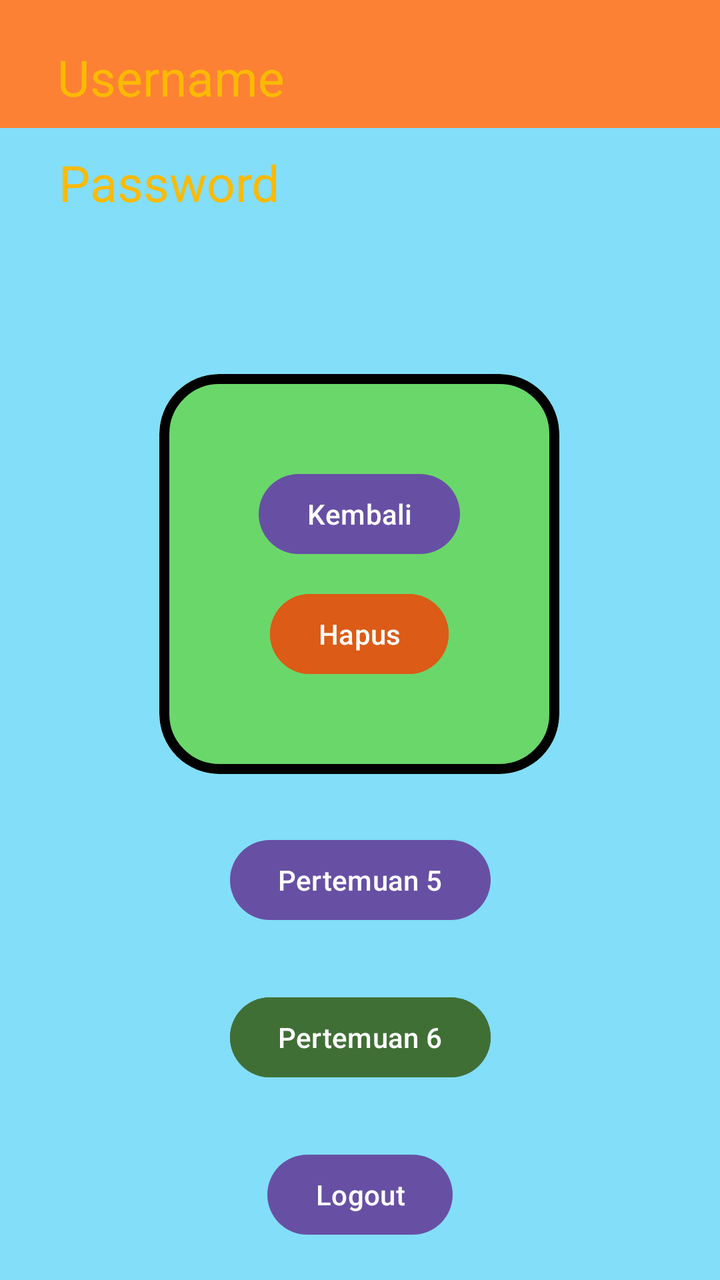
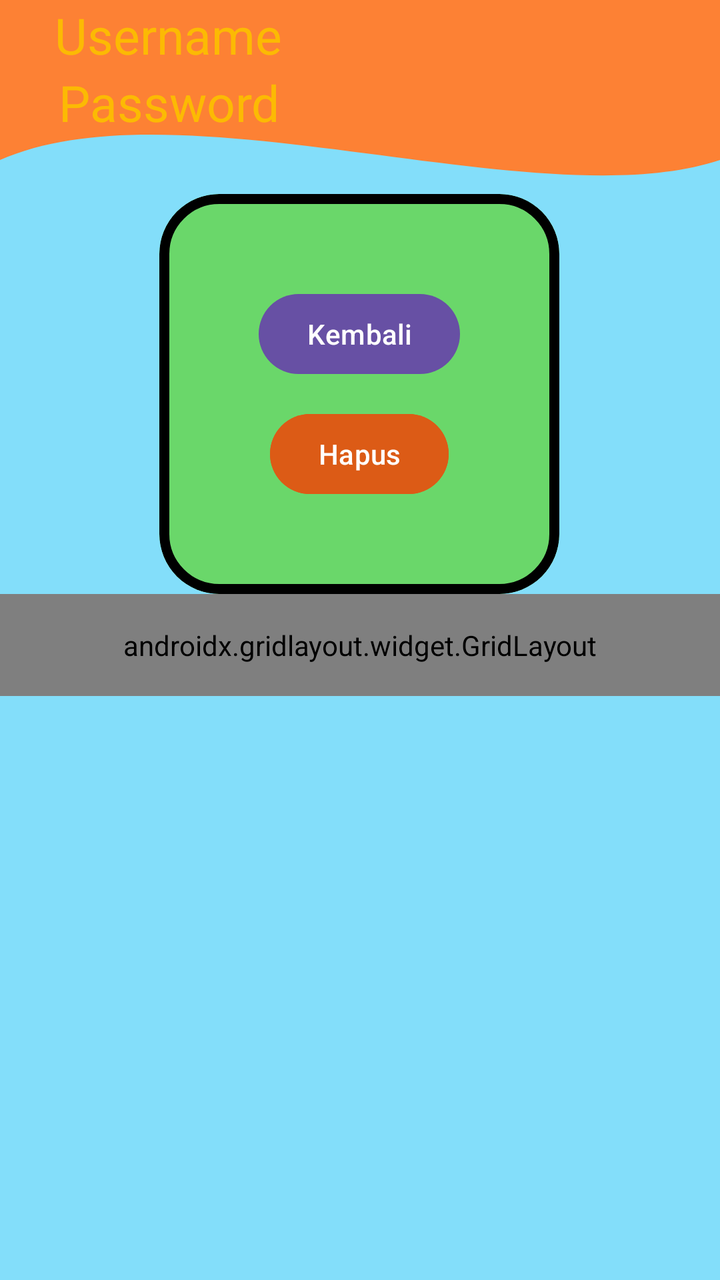

Screens rendered from an Android XML layout before and after an edit, with the pre-edit source and the edit as a unified diff.
<!-- AndroidManifest.xml: application theme Theme.GedeAbhita -->
<!-- res/layout/fragment_home.xml -->
<?xml version="1.0" encoding="utf-8"?>
<androidx.constraintlayout.widget.ConstraintLayout xmlns:android="http://schemas.android.com/apk/res/android"
    xmlns:tools="http://schemas.android.com/tools"
    xmlns:app="http://schemas.android.com/apk/res-auto"
    android:layout_width="match_parent"
    android:layout_height="match_parent"
    android:background="#83DEFA"
    tools:context="com.example.Home.HomeFragment">

    <androidx.appcompat.widget.Toolbar
        android:id="@+id/toolbar"
        android:layout_width="match_parent"
        android:layout_height="?attr/actionBarSize"
        android:background="#FD8134"
        app:layout_anchorGravity="center"
        app:layout_constraintBottom_toBottomOf="parent"
        app:layout_constraintTop_toTopOf="parent"
        app:layout_constraintVertical_bias="0.0"
        app:subtitleTextColor="@android:color/white"
        app:titleTextColor="@android:color/white"
       />

    <TextView
        android:id="@+id/txtUsername"
        android:layout_width="wrap_content"
        android:layout_height="wrap_content"
        android:text="Username"
        android:textSize="25sp"
        android:textColor="@color/kuning"
        app:layout_constraintBottom_toTopOf="@+id/txtPassword"
        app:layout_constraintEnd_toEndOf="parent"
        app:layout_constraintHorizontal_bias="0.117"
        app:layout_constraintStart_toStartOf="parent"
        app:layout_constraintTop_toTopOf="parent"
        app:layout_constraintVertical_bias="0.531" />


    <TextView
        android:id="@+id/txtPassword"
        android:layout_width="wrap_content"
        android:layout_height="wrap_content"
        android:layout_marginBottom="532dp"
        android:text="Password"
        android:textSize="25sp"
        android:textColor="@color/kuning"
        app:layout_constraintBottom_toBottomOf="parent"
        app:layout_constraintEnd_toEndOf="parent"
        app:layout_constraintHorizontal_bias="0.117"
        app:layout_constraintStart_toStartOf="parent" />

    <com.google.android.material.card.MaterialCardView
        android:id="@+id/materialCardView"
        android:layout_width="200dp"
        android:layout_height="200dp"
        android:elevation="1dp"
        app:cardBackgroundColor="#6AD76A"
        app:cardCornerRadius="30dp"
        app:layout_constraintBottom_toBottomOf="parent"
        app:layout_constraintEnd_toEndOf="parent"
        app:layout_constraintHorizontal_bias="0.497"
        app:layout_constraintStart_toStartOf="parent"
        app:layout_constraintTop_toBottomOf="@+id/txtPassword"
        app:layout_constraintVertical_bias="0.238"
        app:strokeColor="@color/black"
        app:strokeWidth="5dp">

        <androidx.constraintlayout.widget.ConstraintLayout
            android:layout_width="match_parent"
            android:layout_height="match_parent"
            android:layout_margin="10dp">

            <Button
                android:id="@+id/btnSnackBar"
                android:layout_width="wrap_content"
                android:layout_height="wrap_content"
                android:layout_marginTop="36dp"
                android:text="Kembali"
                app:layout_constraintEnd_toEndOf="parent"
                app:layout_constraintStart_toStartOf="parent"
                app:layout_constraintTop_toTopOf="parent" />

            <Button
                android:id="@+id/btnAlert"
                android:layout_width="wrap_content"
                android:layout_height="wrap_content"
                android:layout_marginBottom="36dp"
                android:backgroundTint="#DC5B16"
                android:text="Hapus"
                app:layout_constraintBottom_toBottomOf="parent"
                app:layout_constraintEnd_toEndOf="parent"
                app:layout_constraintStart_toStartOf="parent"
                app:layout_constraintTop_toBottomOf="@+id/btnSnackBar"
                app:layout_constraintVertical_bias="1.0" />


        </androidx.constraintlayout.widget.ConstraintLayout>


    </com.google.android.material.card.MaterialCardView>

    <Button
        android:id="@+id/btnlima"
        android:layout_width="wrap_content"
        android:layout_height="wrap_content"
        android:text="Pertemuan 5"
        app:layout_constraintBottom_toBottomOf="parent"
        app:layout_constraintEnd_toEndOf="parent"
        app:layout_constraintStart_toStartOf="parent"
        app:layout_constraintTop_toBottomOf="@+id/materialCardView"
        app:layout_constraintVertical_bias="0.141" />

    <Button
        android:id="@+id/btnLogout"
        android:layout_width="wrap_content"
        android:layout_height="wrap_content"
        android:text="Logout"
        app:layout_constraintBottom_toBottomOf="parent"
        app:layout_constraintEnd_toEndOf="parent"
        app:layout_constraintStart_toStartOf="parent"
        app:layout_constraintTop_toBottomOf="@+id/btnlima"
        app:layout_constraintVertical_bias="0.854" />

    <Button
        android:id="@+id/btnEnam"
        android:layout_width="wrap_content"
        android:layout_height="wrap_content"
        android:text="Pertemuan 6"
        android:backgroundTint="#406F36"
        app:layout_constraintBottom_toTopOf="@+id/btnLogout"
        app:layout_constraintEnd_toEndOf="parent"
        app:layout_constraintStart_toStartOf="parent"
        app:layout_constraintTop_toBottomOf="@+id/btnlima" />







</androidx.constraintlayout.widget.ConstraintLayout>
<!-- resources referenced by this layout -->
<resources>
  <color name="black">#FF000000</color>
  <color name="kuning">#fcba03</color>
  <style name="Theme.GedeAbhita" parent="Base.Theme.GedeAbhita" />
  <style name="Base.Theme.GedeAbhita" parent="Theme.Material3.DayNight.NoActionBar">
          
          
      </style>
</resources>

<!-- the commit's change to res/layout/fragment_home.xml (unified diff, before → after) -->
@@ -6,6 +6,15 @@
     android:layout_height="match_parent"
     android:background="#83DEFA"
     tools:context="com.example.Home.HomeFragment">
+
+    <View
+        android:id="@+id/background_header"
+        android:layout_width="0dp"
+        android:layout_height="200dp"
+        android:background="@drawable/bg_header_wave"
+        app:layout_constraintStart_toStartOf="parent"
+        app:layout_constraintEnd_toEndOf="parent"
+        app:layout_constraintTop_toTopOf="parent" />
 
     <androidx.appcompat.widget.Toolbar
         android:id="@+id/toolbar"
@@ -20,29 +29,29 @@
         app:titleTextColor="@android:color/white"
        />
 
+
     <TextView
         android:id="@+id/txtUsername"
         android:layout_width="wrap_content"
         android:layout_height="wrap_content"
         android:text="Username"
+        android:textColor="@color/kuning"
         android:textSize="25sp"
-        android:textColor="@color/kuning"
         app:layout_constraintBottom_toTopOf="@+id/txtPassword"
         app:layout_constraintEnd_toEndOf="parent"
-        app:layout_constraintHorizontal_bias="0.117"
+        app:layout_constraintHorizontal_bias="0.111"
         app:layout_constraintStart_toStartOf="parent"
         app:layout_constraintTop_toTopOf="parent"
-        app:layout_constraintVertical_bias="0.531" />
-
+        app:layout_constraintVertical_bias="0.836" />
 
     <TextView
         android:id="@+id/txtPassword"
         android:layout_width="wrap_content"
         android:layout_height="wrap_content"
-        android:layout_marginBottom="532dp"
+        android:layout_marginBottom="572dp"
         android:text="Password"
+        android:textColor="@color/kuning"
         android:textSize="25sp"
-        android:textColor="@color/kuning"
         app:layout_constraintBottom_toBottomOf="parent"
         app:layout_constraintEnd_toEndOf="parent"
         app:layout_constraintHorizontal_bias="0.117"
@@ -60,7 +69,7 @@
         app:layout_constraintHorizontal_bias="0.497"
         app:layout_constraintStart_toStartOf="parent"
         app:layout_constraintTop_toBottomOf="@+id/txtPassword"
-        app:layout_constraintVertical_bias="0.238"
+        app:layout_constraintVertical_bias="0.078"
         app:strokeColor="@color/black"
         app:strokeWidth="5dp">
 
@@ -97,44 +106,57 @@
 
 
     </com.google.android.material.card.MaterialCardView>
+    <androidx.gridlayout.widget.GridLayout
+        android:id="@+id/gridMenu"
+        android:layout_width="0dp"
+        android:layout_height="wrap_content"
+        android:padding="16dp"
+        app:columnCount="2"
+        app:useDefaultMargins="true"
+        app:layout_constraintEnd_toEndOf="parent"
+        app:layout_constraintStart_toStartOf="parent"
+        app:layout_constraintTop_toBottomOf="@+id/materialCardView">
+
 
     <Button
         android:id="@+id/btnlima"
         android:layout_width="wrap_content"
         android:layout_height="wrap_content"
         android:text="Pertemuan 5"
-        app:layout_constraintBottom_toBottomOf="parent"
-        app:layout_constraintEnd_toEndOf="parent"
-        app:layout_constraintStart_toStartOf="parent"
-        app:layout_constraintTop_toBottomOf="@+id/materialCardView"
-        app:layout_constraintVertical_bias="0.141" />
+        app:layout_columnWeight="1"
+        app:layout_gravity="fill_horizontal"
+       />
 
     <Button
         android:id="@+id/btnLogout"
         android:layout_width="wrap_content"
         android:layout_height="wrap_content"
         android:text="Logout"
-        app:layout_constraintBottom_toBottomOf="parent"
-        app:layout_constraintEnd_toEndOf="parent"
-        app:layout_constraintStart_toStartOf="parent"
-        app:layout_constraintTop_toBottomOf="@+id/btnlima"
-        app:layout_constraintVertical_bias="0.854" />
+        app:layout_columnWeight="1"
+        app:layout_gravity="fill_horizontal"
+      />
 
     <Button
         android:id="@+id/btnEnam"
         android:layout_width="wrap_content"
         android:layout_height="wrap_content"
+        android:backgroundTint="#406F36"
         android:text="Pertemuan 6"
-        android:backgroundTint="#406F36"
-        app:layout_constraintBottom_toTopOf="@+id/btnLogout"
-        app:layout_constraintEnd_toEndOf="parent"
-        app:layout_constraintStart_toStartOf="parent"
-        app:layout_constraintTop_toBottomOf="@+id/btnlima" />
+        app:layout_columnWeight="1"
+        app:layout_gravity="fill_horizontal"
+       />
 
+    <Button
+        android:id="@+id/btnSembilan"
+        android:layout_width="wrap_content"
+        android:layout_height="wrap_content"
+        android:backgroundTint="@color/black"
+        android:text="Pertemuan 9"
+        app:layout_columnWeight="1"
+        app:layout_gravity="fill_horizontal"
+        />
 
-
-
-
+    </androidx.gridlayout.widget.GridLayout>
 
 
 </androidx.constraintlayout.widget.ConstraintLayout>
<!-- resource entries referenced after the edit -->
@@ -2,6 +2,16 @@
 <resources>
   <color name="black">#FF000000</color>
   <color name="kuning">#fcba03</color>
+  <!-- drawable bg_header_wave (drawable) -->
+  <vector xmlns:android="http://schemas.android.com/apk/res/android"
+      android:width="100dp"
+      android:height="100dp"
+      android:viewportWidth="100"
+      android:viewportHeight="100">
+      <path
+          android:fillColor="#FD8134"
+          android:pathData="M0,0 L100,0 L100,40 C75,55 25,20 0,40 Z" />
+  </vector>
   <style name="Theme.GedeAbhita" parent="Base.Theme.GedeAbhita" />
   <style name="Base.Theme.GedeAbhita" parent="Theme.Material3.DayNight.NoActionBar">
           
